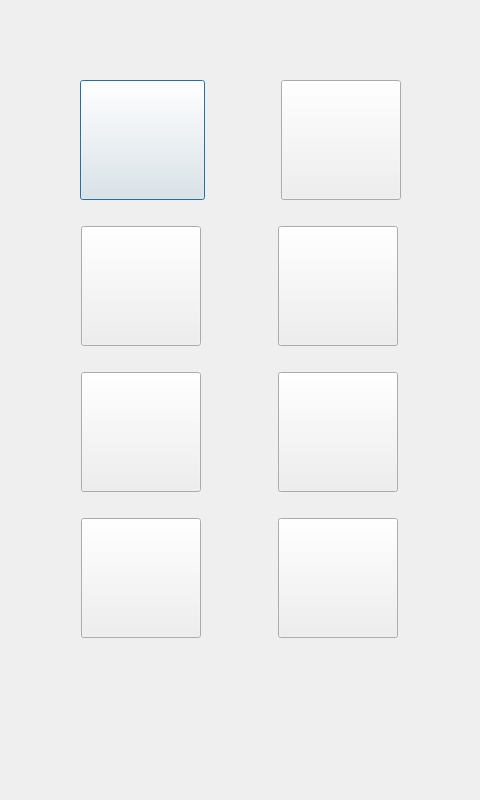
This is mainbutton.ui in jack-love/wc100-English as Qt 5 draws it before an edit. The edited form follows.
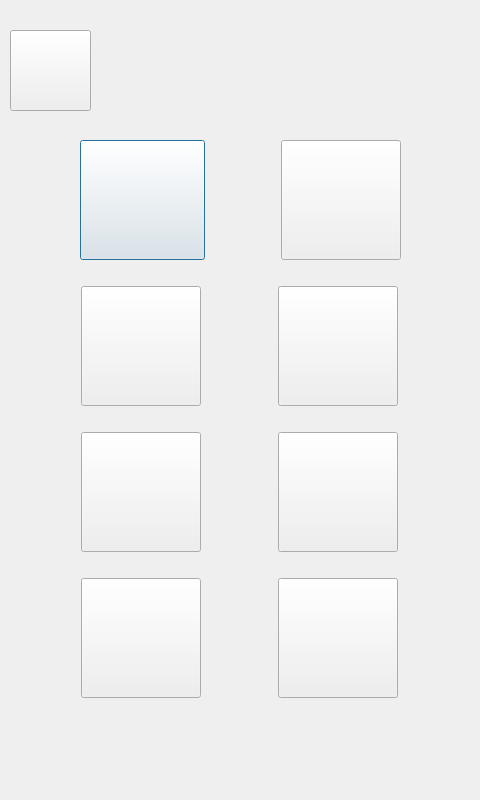
This is the edited form. Icons and pictures are not drawn.

Diff of the .ui file:
```diff
--- a/mainbutton.ui
+++ b/mainbutton.ui
@@ -10,20 +10,35 @@
     <height>800</height>
    </rect>
   </property>
+  <property name="sizePolicy">
+   <sizepolicy hsizetype="Preferred" vsizetype="Preferred">
+    <horstretch>48</horstretch>
+    <verstretch>0</verstretch>
+   </sizepolicy>
+  </property>
+  <property name="minimumSize">
+   <size>
+    <width>480</width>
+    <height>800</height>
+   </size>
+  </property>
+  <property name="maximumSize">
+   <size>
+    <width>480</width>
+    <height>800</height>
+   </size>
+  </property>
   <property name="windowTitle">
    <string>Dialog</string>
   </property>
   <property name="autoFillBackground">
-   <bool>false</bool>
-  </property>
-  <property name="styleSheet">
-   <string notr="true">image:url(:/image/backGround.png)</string>
+   <bool>true</bool>
   </property>
   <widget class="QWidget" name="layoutWidget">
    <property name="geometry">
     <rect>
      <x>10</x>
-     <y>60</y>
+     <y>120</y>
      <width>461</width>
      <height>601</height>
     </rect>
@@ -300,6 +315,29 @@
     </item>
    </layout>
   </widget>
+  <widget class="QPushButton" name="btn_Back">
+   <property name="geometry">
+    <rect>
+     <x>10</x>
+     <y>30</y>
+     <width>81</width>
+     <height>81</height>
+    </rect>
+   </property>
+   <property name="text">
+    <string/>
+   </property>
+   <property name="icon">
+    <iconset resource="rc.qrc">
+     <normaloff>:/image/arrow_left.png</normaloff>:/image/arrow_left.png</iconset>
+   </property>
+   <property name="iconSize">
+    <size>
+     <width>50</width>
+     <height>43</height>
+    </size>
+   </property>
+  </widget>
  </widget>
  <resources>
   <include location="rc.qrc"/>
```
